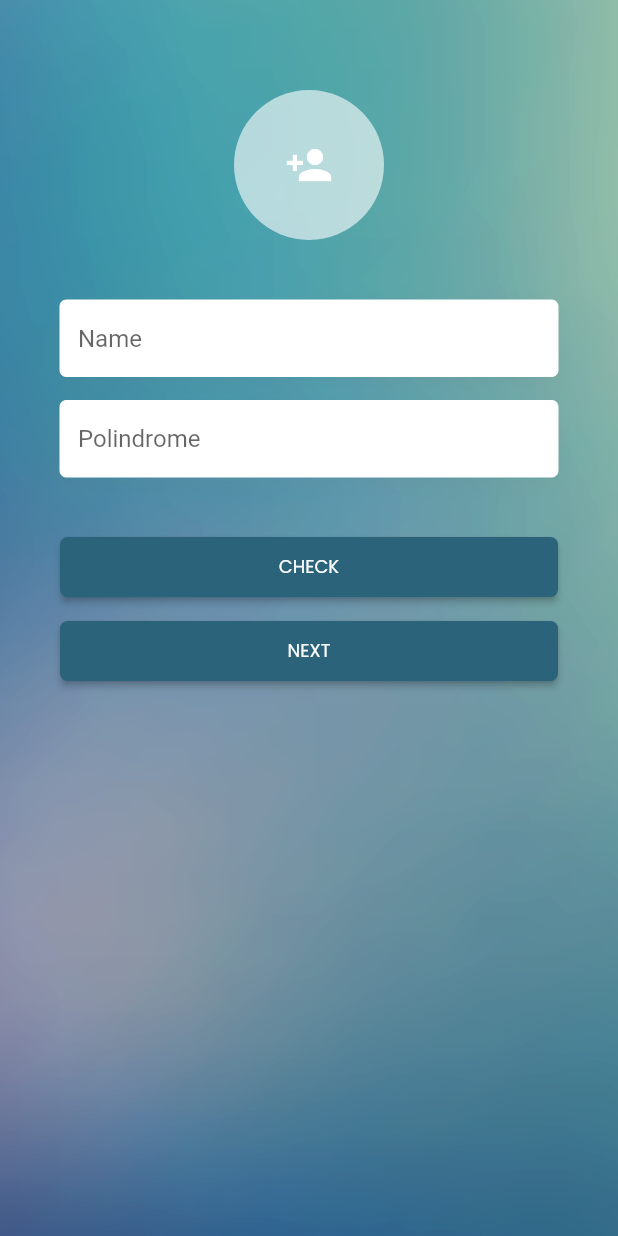
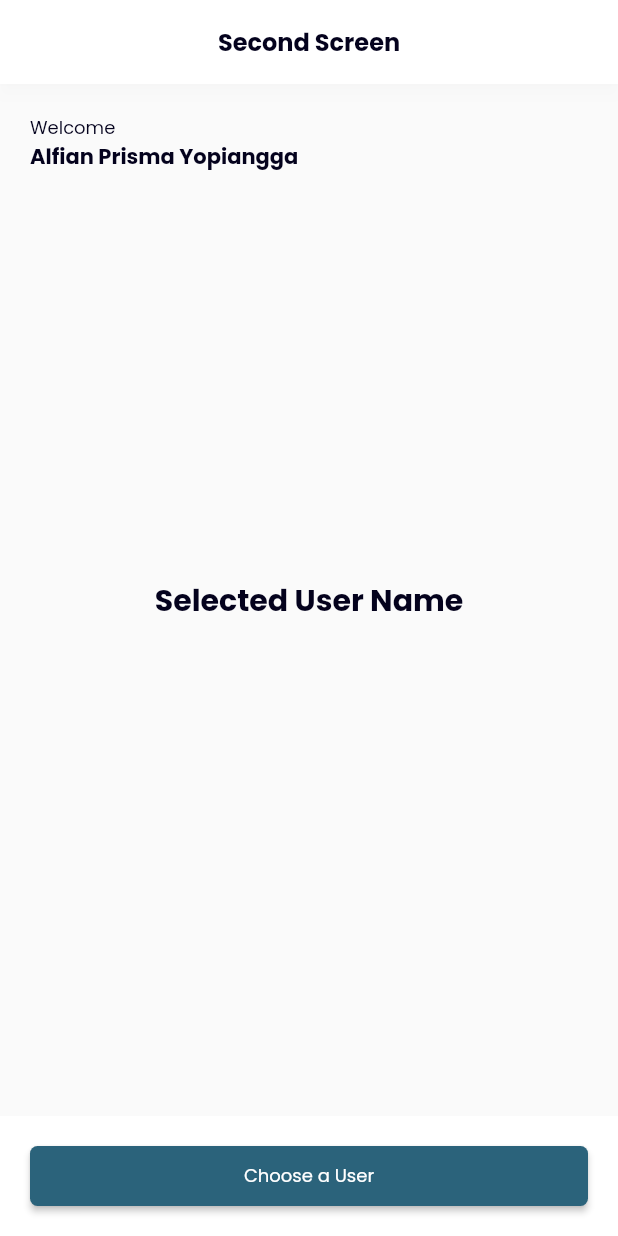
Before and after one commit to yopiangga/suitmedia_mobile_dev_intern_22, a Flutter app: the screen it shows after launch, on a phone screen of 412 x 824 dp. Run offline on Flutter 3.47's test engine with Material 2 defaults, Android fonts, the light colour scheme and no system bars; our stand-ins replace flutter_spinkit, google_fonts; accounts and stored records are empty.

Commit message:
Page Second Screen | Done

```diff
--- a/lib/main.dart
+++ b/lib/main.dart
@@ -23,7 +23,7 @@
           theme: ThemeData(
             splashColor: Colors.white,
           ),
-          home: const StartPage()),
+          home: const SecondPage()),
     );
   }
 }
--- a/lib/ui/pages/pages.dart
+++ b/lib/ui/pages/pages.dart
@@ -6,3 +6,5 @@ import 'package:suitmedia_mobile_dev_intern_22/shared/shared.dart';
 import 'package:suitmedia_mobile_dev_intern_22/ui/widgets/widgets.dart';
 
 part 'start_page.dart';
+part 'second_page.dart';
+part 'third_page.dart';
--- /dev/null
+++ b/lib/ui/pages/second_page.dart
@@ -0,0 +1,73 @@
+part of 'pages.dart';
+
+class SecondPage extends StatefulWidget {
+  const SecondPage({Key? key}) : super(key: key);
+
+  @override
+  State<SecondPage> createState() => _SecondPageState();
+}
+
+class _SecondPageState extends State<SecondPage> {
+  @override
+  Widget build(BuildContext context) {
+    return Scaffold(
+      appBar: AppBar(
+        title: Text(
+          "Second Screen",
+          style:
+              darkTextFont.copyWith(fontSize: 16, fontWeight: FontWeight.bold),
+        ),
+        centerTitle: true,
+        backgroundColor: Colors.white,
+        foregroundColor: accentColor[0],
+        shadowColor: accentColor[3].withOpacity(0.1),
+      ),
+      body: Stack(
+        children: [
+          Container(
+            width: MediaQuery.of(context).size.width,
+            height: 80,
+            padding: EdgeInsets.symmetric(
+                horizontal: defaultMargin, vertical: defaultMargin),
+            child: Column(
+              crossAxisAlignment: CrossAxisAlignment.start,
+              children: [
+                Text("Welcome", style: darkTextFont.copyWith(fontSize: 12)),
+                Text(
+                  "Alfian Prisma Yopiangga",
+                  style: darkTextFont.copyWith(fontWeight: FontWeight.bold),
+                )
+              ],
+            ),
+          ),
+          Center(
+            child: Container(
+              width: MediaQuery.of(context).size.width,
+              height: 100,
+              padding: EdgeInsets.symmetric(
+                  horizontal: defaultMargin, vertical: defaultMargin),
+              child: Center(
+                child: Text(
+                  "Selected User Name",
+                  textAlign: TextAlign.center,
+                  style: darkTextFont.copyWith(
+                      fontWeight: FontWeight.bold, fontSize: 20),
+                ),
+              ),
+            ),
+          )
+        ],
+      ),
+      bottomNavigationBar: Container(
+        color: Colors.white,
+        padding: EdgeInsets.symmetric(
+            horizontal: defaultMargin, vertical: defaultMargin),
+        child: ButtonWidget(
+          title: "Choose a User",
+          active: true,
+          callback: () {},
+        ),
+      ),
+    );
+  }
+}
--- /dev/null
+++ b/lib/ui/pages/third_page.dart
@@ -0,0 +1,19 @@
+part of 'pages.dart';
+
+class ThirdPage extends StatefulWidget {
+  const ThirdPage({Key? key}) : super(key: key);
+
+  @override
+  State<ThirdPage> createState() => _ThirdPageState();
+}
+
+class _ThirdPageState extends State<ThirdPage> {
+  @override
+  Widget build(BuildContext context) {
+    return Scaffold(
+      body: ListView(
+        children: [],
+      ),
+    );
+  }
+}
```
